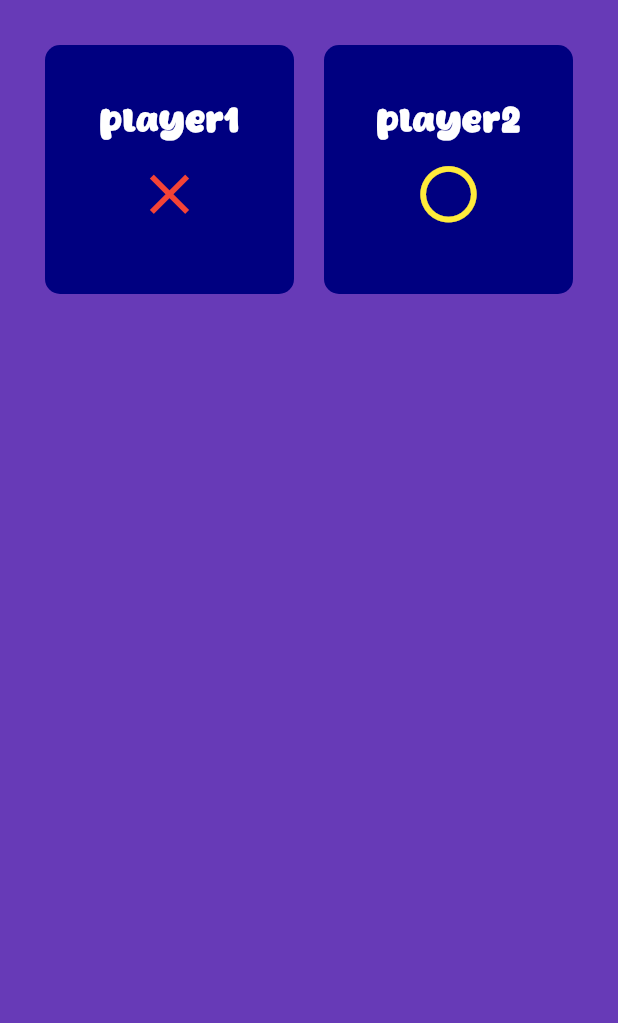
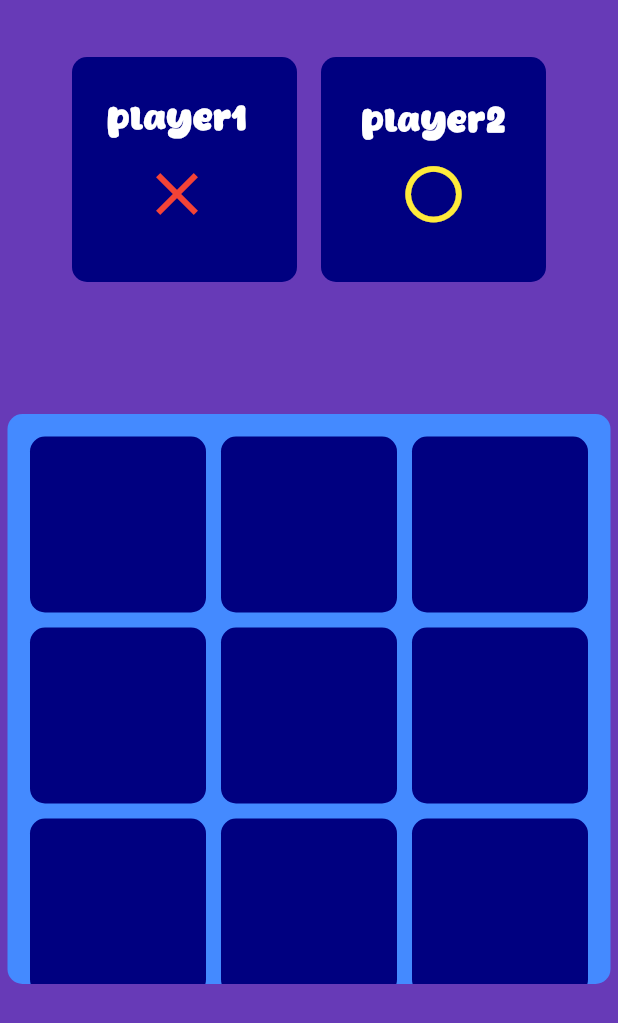
Before and after one commit to sarwataijaz/tictactoe, a Flutter app: the GameLogic screen opened directly, on a phone screen of 412 x 824 dp. Shown: the top 1023 px of the screen. Run offline on Flutter 3.47's test engine with Material 3 defaults, Android fonts, the phone set to English and light mode, and no system bars; our stand-ins replace animated_splash_screen, lottie, page_transition.

Commit message:
grid layout

```diff
--- a/lib/game.dart
+++ b/lib/game.dart
@@ -12,16 +12,37 @@ class GameLogic extends StatefulWidget {
 }
 
 class _GameLogicState extends State<GameLogic> {
+
+  late String currentPlayer;
+  late String player1;
+  late String player2;
+
+  @override
+  void initState() {
+    super.initState();
+    // Initialize currentPlayer with widget.name1
+    currentPlayer = widget.name1;
+    player1 = widget.name1;
+    player2 = widget.name2;
+  } //
+
   @override
   Widget build(BuildContext context) {
     return Scaffold(
       backgroundColor: Colors.deepPurple,
-      body: GridView.count(
-        crossAxisCount: 2,
-        crossAxisSpacing: 20,
-        padding: EdgeInsets.all(30.0),
+      body: Column(
         children: [
-          Container(
+          Padding(
+            padding: const EdgeInsets.all(30.0),
+            child: Row(
+              mainAxisAlignment: MainAxisAlignment.center,
+              children: [
+                Padding(
+                  padding: const EdgeInsets.all(8.0),
+                  child: Container(
+                    width: 150,
+                    height: 150,
+                    padding: EdgeInsets.only(right: 10.0),
                     decoration: BoxDecoration(
                         borderRadius: BorderRadius.circular(10),
                         color: Color(0xFF000080)),
@@ -36,12 +57,17 @@ class _GameLogicState extends State<GameLogic> {
                                 color: Colors.white)),
                         Padding(
                           padding: const EdgeInsets.all(8.0),
-                  child: Icon(Icons.close, color: Colors.red, size: 45),
+                          child: Icon(Icons.close, color: Colors.red, size: 48),
                         )
                       ],
                     ),
                   ),
-          Container(
+                ),
+                Padding(
+                  padding: const EdgeInsets.all(8.0),
+                  child: Container(
+                    width: 150,
+                    height: 150,
                     decoration: BoxDecoration(
                         borderRadius: BorderRadius.circular(10),
                         color: Color(0xFF000080)),
@@ -62,36 +88,74 @@ class _GameLogicState extends State<GameLogic> {
                       ],
                     ),
                   ),
-          // Padding(
-          //   padding: EdgeInsets.only(top: 50, left: 5.0, right: 5.0),
-          //   child: Container(
-          //     decoration: BoxDecoration(
-          //         borderRadius: BorderRadius.circular(10),
-          //         color: Color(0xFF000080)),
-          //     child: GridView.count(
-          //       crossAxisCount: 3,
-          //       crossAxisSpacing: 20,
-          //       padding: EdgeInsets.all(30.0),
-          //       children: [
-          //         Container(
-          //           decoration: BoxDecoration(
-          //               borderRadius: BorderRadius.circular(10),
-          //               color: Color(0xFF000080)),
-          //         ),
-          //         Container(
-          //           decoration: BoxDecoration(
-          //               borderRadius: BorderRadius.circular(10),
-          //               color: Color(0xFF000080)),
-          //         ),
-          //         Container(
-          //           decoration: BoxDecoration(
-          //               borderRadius: BorderRadius.circular(10),
-          //               color: Color(0xFF000080)),
-          //         ),
-          //       ],
-          //     ),
-          //   ),
-          // )
+                ),
+              ],
+            ),
+          ),
+          Padding(
+            padding: EdgeInsets.only(top: 50, left: 5.0, right: 5.0),
+            child: Container(
+              height: 380,
+              decoration: BoxDecoration(
+                  borderRadius: BorderRadius.circular(10),
+                  color: Colors.blueAccent,
+               ),
+              child: GridView.count(
+                crossAxisCount: 3,
+                crossAxisSpacing: 10,
+                mainAxisSpacing: 10,
+                padding: EdgeInsets.all(15.0),
+                children: [
+                  Container(
+                    decoration: BoxDecoration(
+                        borderRadius: BorderRadius.circular(10),
+                        color: Color(0xFF000080)),
+
+                  ),
+                  Container(
+                    decoration: BoxDecoration(
+                        borderRadius: BorderRadius.circular(10),
+                        color: Color(0xFF000080)),
+                  ),
+                  Container(
+                    decoration: BoxDecoration(
+                        borderRadius: BorderRadius.circular(10),
+                        color: Color(0xFF000080)),
+                  ),
+                  Container(
+                    decoration: BoxDecoration(
+                        borderRadius: BorderRadius.circular(10),
+                        color: Color(0xFF000080)),
+                  ),
+                  Container(
+                    decoration: BoxDecoration(
+                        borderRadius: BorderRadius.circular(10),
+                        color: Color(0xFF000080)),
+                  ),
+                  Container(
+                    decoration: BoxDecoration(
+                        borderRadius: BorderRadius.circular(10),
+                        color: Color(0xFF000080)),
+                  ),
+                  Container(
+                    decoration: BoxDecoration(
+                        borderRadius: BorderRadius.circular(10),
+                        color: Color(0xFF000080)),
+                  ),
+                  Container(
+                    decoration: BoxDecoration(
+                        borderRadius: BorderRadius.circular(10),
+                        color: Color(0xFF000080)),
+                  ),
+                  Container(
+                    decoration: BoxDecoration(
+                        borderRadius: BorderRadius.circular(10),
+                        color: Color(0xFF000080)),
+                  ),
+                ],
+              ),
+            ),
+          )
         ],
       ),
     );
```
Lines whose indentation alone changed are shown as unchanged.
